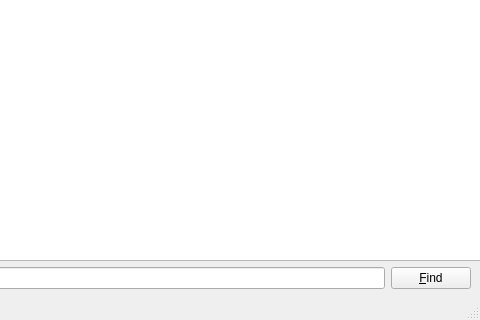
The window that mainwindow.ui (gallochri/SCFqt) describes before a commit, drawn with Qt 5; both pictures show x 320 to 800 and y 280 to 600 of the 800 by 600 pixel window.
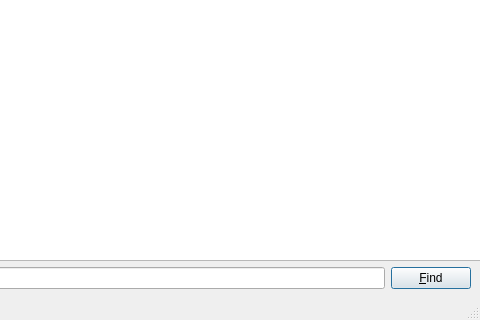
The same window after the commit. Icons and pictures are not drawn.

Patch:
```diff
--- a/mainwindow.ui
+++ b/mainwindow.ui
@@ -79,6 +79,12 @@
       <property name="text">
        <string>&amp;Find</string>
       </property>
+      <property name="autoDefault">
+       <bool>false</bool>
+      </property>
+      <property name="default">
+       <bool>true</bool>
+      </property>
      </widget>
     </item>
    </layout>
```
Left out of the diff: 16 changed lines with no effect on the pictures.
